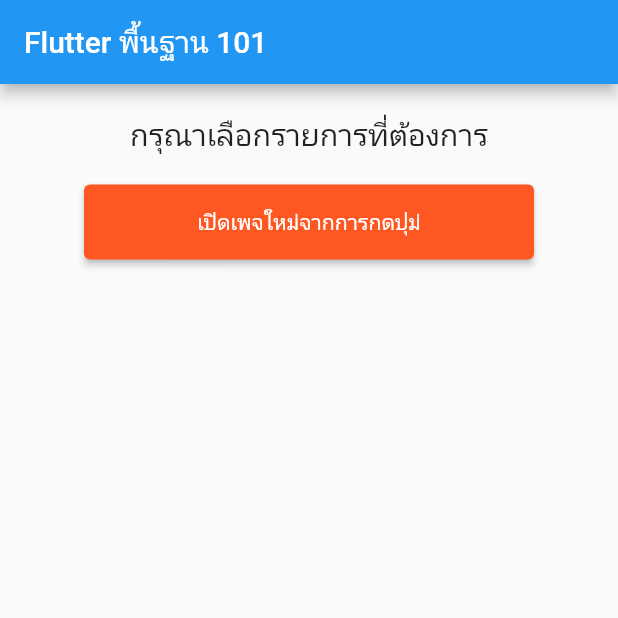
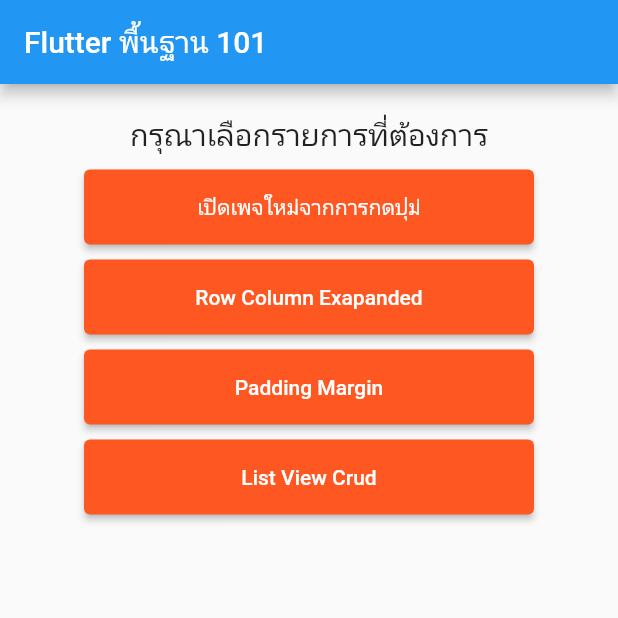
Before and after one commit to mukitti/flutter_basic, a Flutter app: the screen it shows after launch, on a phone screen of 412 x 824 dp, the top half of it. Run offline on Flutter 3.47's test engine with Material 2 defaults, Android fonts, the phone set to English and light mode, and no system bars.

Commit message:
edit listviewcrud.art,paddingmargin.dart,rowcolumn.dart

```diff
--- a/lib/main.dart
+++ b/lib/main.dart
@@ -1,5 +1,8 @@
+import 'screen/paddingmargin.dart';
 import 'package:flutter/material.dart';
-import './screen/basic.dart';
+import 'screen/basic.dart';
+import 'screen/rowcolumn.dart';
+import 'screen/listviewcrud.dart';
 
 void main() {
   runApp(const MyApp());
@@ -47,15 +50,62 @@ class _MyHomePageState extends State<MyHomePage> {
               style: TextStyle(fontSize: 20),
             ),
             const SizedBox(
-              height: 20.0,
+              height: 10.0,
             ),
-            ElevatedButton(onPressed:(){
-                Navigator.push(context, MaterialPageRoute(builder: (context)=>const BasicFlutter()),);
-            },
-            style: ElevatedButton.styleFrom(
-             fixedSize: const Size(300.0, 50.0),
-            backgroundColor: Colors.deepOrange),
-            child:const Text("เปิดเพจใหม่จากการกดปุม่")),
+            ElevatedButton(
+                onPressed: () {
+                  Navigator.push(
+                    context,
+                    MaterialPageRoute(
+                        builder: (context) => const BasicFlutter()),
+                  );
+                },
+                style: ElevatedButton.styleFrom(
+                    fixedSize: const Size(300.0, 50.0),
+                    backgroundColor: Colors.deepOrange),
+                child: const Text("เปิดเพจใหม่จากการกดปุม่")),
+            const SizedBox(
+              height: 10.0,
+            ),
+            ElevatedButton(
+                onPressed: () {
+                  Navigator.push(
+                    context,
+                    MaterialPageRoute(builder: (context) => const RowColumn()),
+                  );
+                },
+                style: ElevatedButton.styleFrom(
+                    fixedSize: const Size(300.0, 50.0),
+                    backgroundColor: Colors.deepOrange),
+                child: const Text("Row Column Exapanded")),
+                const SizedBox(
+              height: 10.0,
+            ),
+            ElevatedButton(
+                onPressed: () {
+                  Navigator.push(
+                    context,
+                    MaterialPageRoute(builder: (context) => const PaddingMargin()),
+                  );
+                },
+                style: ElevatedButton.styleFrom(
+                    fixedSize: const Size(300.0, 50.0),
+                    backgroundColor: Colors.deepOrange),
+                child: const Text("Padding Margin")),
+                 const SizedBox(
+              height: 10.0,
+            ),
+             ElevatedButton(
+                onPressed: () {
+                  Navigator.push(
+                    context,
+                    MaterialPageRoute(builder: (context) => const ListViewCrud()),
+                  );
+                },
+                style: ElevatedButton.styleFrom(
+                    fixedSize: const Size(300.0, 50.0),
+                    backgroundColor: Colors.deepOrange),
+                child: const Text("List View Crud")),
           ],
         ),
       ),
```
Also changed, not shown: lib/screen/listviewcrud.dart (added, +17 -0 lines), lib/screen/paddingmargin.dart (added, +82 -0 lines), lib/screen/rowcolumn.dart (added, +47 -0 lines).
